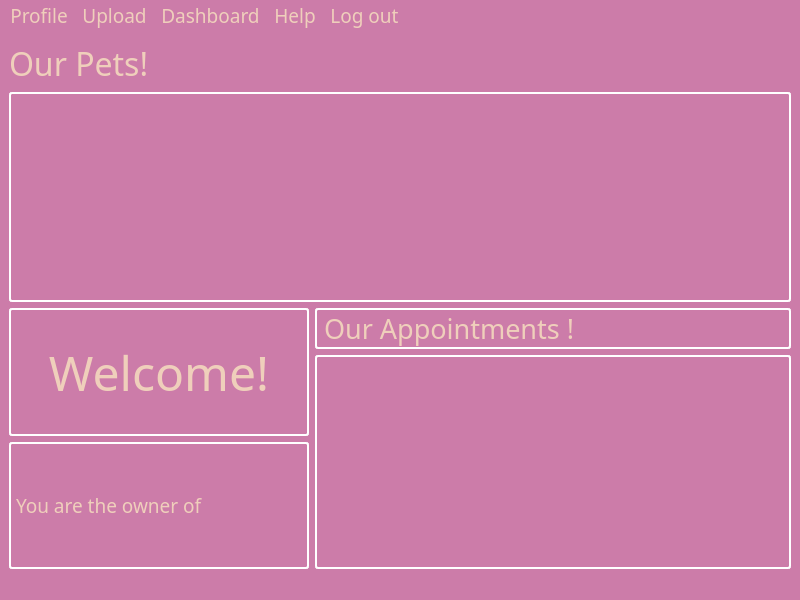
First picture: the form in breadnbutter/gui/shelterprofile.ui, repository jacksodl23/cs-205-pet-adoption, before the edit.
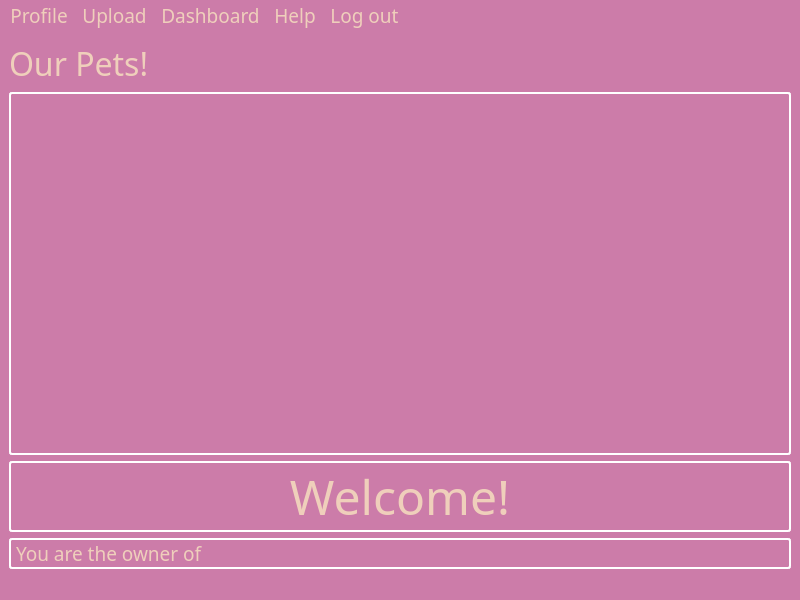
Second picture: the form after the edit.

Commit message: Changed table on shelter profile to only select user-relevant attributes. Removed appointment UI elements from the shelter profile screen.

Patch:
```diff
--- a/breadnbutter/gui/shelterprofile.ui
+++ b/breadnbutter/gui/shelterprofile.ui
@@ -524,35 +524,6 @@
         </item>
        </layout>
       </item>
-      <item>
-       <layout class="QVBoxLayout" name="verticalLayout_2">
-        <item>
-         <widget class="QLabel" name="label_2">
-          <property name="font">
-           <font>
-            <family>Dyuthi</family>
-            <pointsize>20</pointsize>
-           </font>
-          </property>
-          <property name="styleSheet">
-           <string notr="true">border: 2px solid  white; 
-     border-radius: 3px;</string>
-          </property>
-          <property name="text">
-           <string>Our Appointments !</string>
-          </property>
-         </widget>
-        </item>
-        <item>
-         <widget class="QTableView" name="tableView_2">
-          <property name="styleSheet">
-           <string notr="true">border: 2px solid  white; 
-     border-radius: 3px;</string>
-          </property>
-         </widget>
-        </item>
-       </layout>
-      </item>
      </layout>
     </item>
    </layout>
```
The commit also changes 1 other file.
